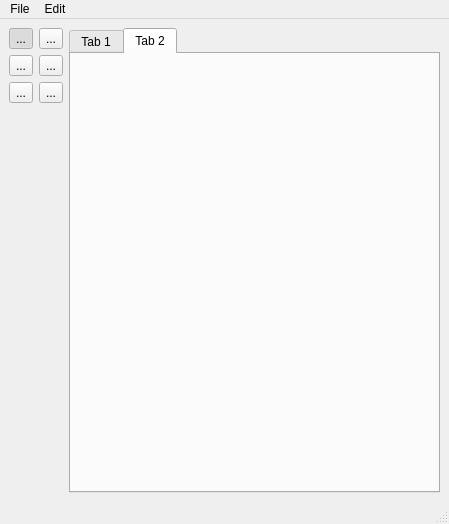
The window that src/mainwindow.ui (ondrej-mach/ICP-projekt) describes before a commit, drawn with Qt 5.
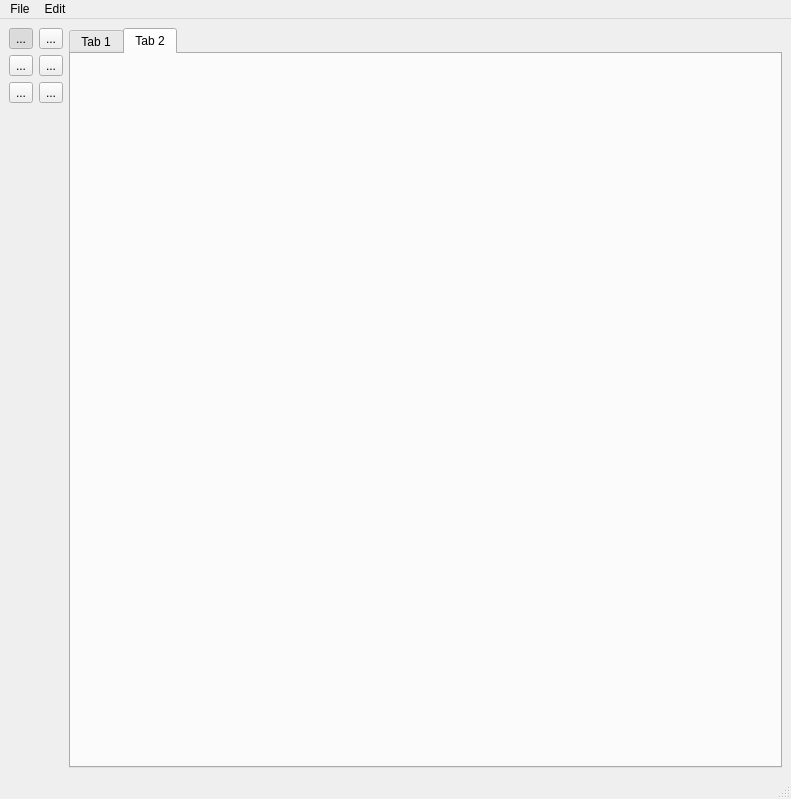
The same window after the commit. Icons and pictures are not drawn.

```diff
--- a/src/mainwindow.ui
+++ b/src/mainwindow.ui
@@ -6,8 +6,8 @@
    <rect>
     <x>0</x>
     <y>0</y>
-    <width>449</width>
-    <height>524</height>
+    <width>791</width>
+    <height>799</height>
    </rect>
   </property>
   <property name="sizePolicy">
@@ -177,8 +177,8 @@
     <rect>
      <x>0</x>
      <y>0</y>
-     <width>449</width>
-     <height>23</height>
+     <width>791</width>
+     <height>22</height>
     </rect>
    </property>
    <widget class="QMenu" name="menuFile">
```
